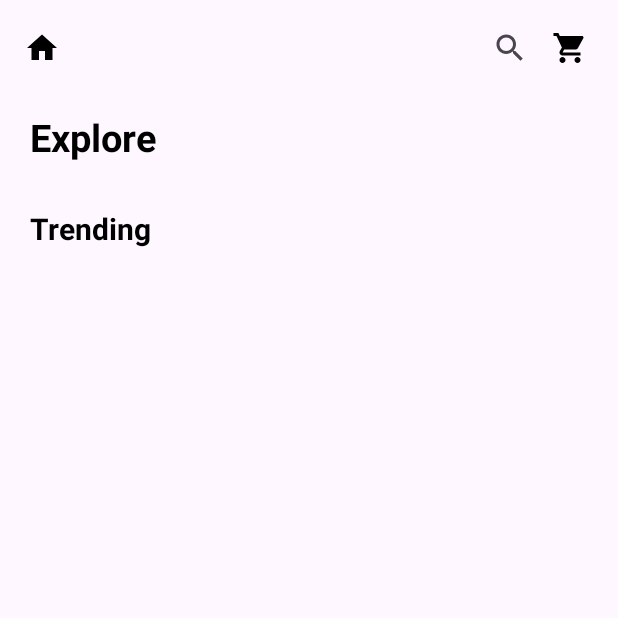
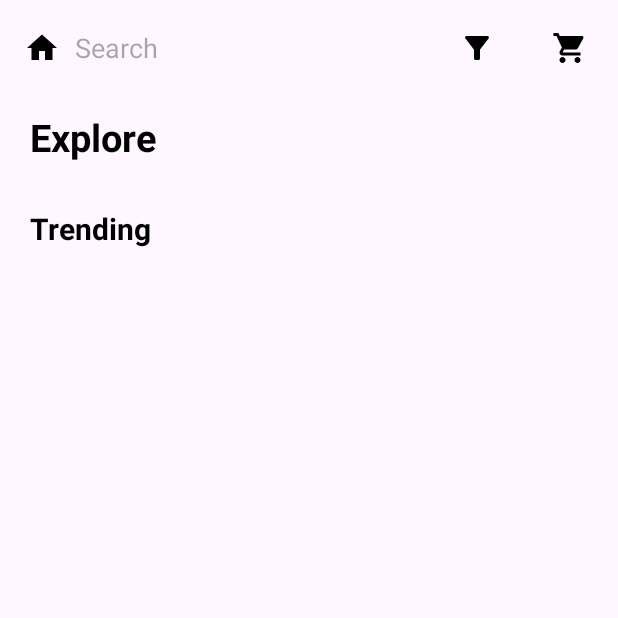
Before and after one commit to Henrily041103/prm_proj_su24, an Android app: the ShopActivity screen opened directly, with no data from a screen before it, on a phone screen of 412 x 824 dp, the top half of it. Run offline under Robolectric (Android 15) with nearby library versions, the phone set to English and light mode, and no system bars; our stand-ins replace Firebase (no records; nobody signed in at launch, a user with empty details on screens opened directly); pictures from the network do not load.

Commit message:
item filter feature

```diff
--- a/app/src/main/java/com/jingyuan/capstone/Adapter/RecyclerViewAdapter.java
+++ b/app/src/main/java/com/jingyuan/capstone/Adapter/RecyclerViewAdapter.java
@@ -52,6 +52,11 @@ public class RecyclerViewAdapter extends RecyclerView.Adapter<RecyclerViewAdapte
         return productItemsList.size();
     }
 
+    public void updateData(ArrayList<ProductItem> filteredItems) {
+        this.productItemsList = filteredItems;
+        notifyDataSetChanged();
+    }
+
     public static class MyViewHolder extends RecyclerView.ViewHolder {
         TextView name;
         TextView price;
--- a/app/src/main/java/com/jingyuan/capstone/Controller/ShopActivity.java
+++ b/app/src/main/java/com/jingyuan/capstone/Controller/ShopActivity.java
@@ -2,8 +2,12 @@ package com.jingyuan.capstone.Controller;
 
 import android.content.Intent;
 import android.os.Bundle;
+import android.text.Editable;
+import android.text.TextWatcher;
 import android.view.View;
+import android.widget.EditText;
 import android.widget.ImageButton;
+import android.widget.Toast;
 
 import androidx.appcompat.app.AppCompatActivity;
 import androidx.appcompat.widget.Toolbar;
@@ -14,18 +18,26 @@ import androidx.recyclerview.widget.RecyclerView;
 import com.google.firebase.firestore.FirebaseFirestore;
 import com.google.firebase.firestore.QueryDocumentSnapshot;
 import com.jingyuan.capstone.Adapter.CategoryAdapter;
+import com.jingyuan.capstone.Adapter.RecyclerViewAdapter;
 import com.jingyuan.capstone.DTO.Firebase.CategoryFDTO;
 import com.jingyuan.capstone.DTO.Firebase.ProductFDTO;
 import com.jingyuan.capstone.DTO.View.ProductItem;
 import com.jingyuan.capstone.R;
-import com.jingyuan.capstone.Adapter.RecyclerViewAdapter;
 
 import java.util.ArrayList;
+import java.util.Locale;
 
 public class ShopActivity extends AppCompatActivity {
 
     FirebaseFirestore db = FirebaseFirestore.getInstance();
     Toolbar toolbar;
+    RecyclerView productRecyclerView, categoryRecyclerView;
+    EditText searchView;
+    ImageButton filterButton;
+    ArrayList<ProductItem> productItemsList;
+    ArrayList<CategoryFDTO> categoryDTOList;
+    RecyclerViewAdapter productAdapter;
+    CategoryAdapter categoryAdapter;
 
     @Override
     protected void onCreate(Bundle savedInstanceState) {
@@ -35,20 +47,46 @@ public class ShopActivity extends AppCompatActivity {
         toolbar.setTitle("");
         setSupportActionBar(toolbar);
         ImageButton homeBtn = findViewById(R.id.home_btn);
-        homeBtn.setOnClickListener(new View.OnClickListener() {
-            @Override
-            public void onClick(View v) {
-                Intent intent = new Intent(ShopActivity.this, HomeActivity.class);
-                startActivity(intent);
-            }
+        homeBtn.setOnClickListener(v -> {
+            Intent intent = new Intent(ShopActivity.this, HomeActivity.class);
+            startActivity(intent);
         });
+        searchView = findViewById(R.id.search_view);
+        filterButton = findViewById(R.id.filter_btn);
+        productRecyclerView = findViewById(R.id.product_recycler_view);
+        categoryRecyclerView = findViewById(R.id.category_recycler_view);
+        productItemsList = new ArrayList<>();
+        categoryDTOList = new ArrayList<>();
     }
 
     @Override
     protected void onStart() {
         super.onStart();
-        //PRODUCT
-        ArrayList<ProductItem> productItemsList = new ArrayList<>();
+        setupProductList();
+        setupCategoryList();
+
+        searchView.addTextChangedListener(new TextWatcher() {
+            @Override
+            public void beforeTextChanged(CharSequence s, int start, int count, int after) {
+            }
+
+            @Override
+            public void onTextChanged(CharSequence s, int start, int before, int count) {
+                filterProducts(s.toString().toLowerCase(Locale.getDefault()));
+            }
+
+            @Override
+            public void afterTextChanged(Editable s) {
+            }
+        });
+
+        filterButton.setOnClickListener(v -> {
+            // Show filter options
+            Toast.makeText(this, "Filter button clicked", Toast.LENGTH_SHORT).show();
+        });
+    }
+
+    private void setupProductList() {
         db.collection("Product").get().addOnCompleteListener(task -> {
             if (task.isSuccessful()) {
                 for (QueryDocumentSnapshot docSnap : task.getResult()) {
@@ -56,28 +94,35 @@ public class ShopActivity extends AppCompatActivity {
                     ProductItem itemDTO = getProductItemDTO(docSnap, productFDTO);
                     productItemsList.add(itemDTO);
                 }
-                RecyclerView recyclerView = findViewById(R.id.product_recycler_view);
-                RecyclerViewAdapter adapter = new RecyclerViewAdapter(this, productItemsList);
-                recyclerView.setAdapter(adapter);
-                recyclerView.setLayoutManager(new GridLayoutManager(this, 2));
+                productAdapter = new RecyclerViewAdapter(this, productItemsList);
+                productRecyclerView.setAdapter(productAdapter);
+                productRecyclerView.setLayoutManager(new GridLayoutManager(this, 2));
             }
         });
+    }
 
-        //CATEGORY
-        ArrayList<CategoryFDTO> categoryDTOList = new ArrayList<>();
+    private void setupCategoryList() {
         db.collection("Category").get().addOnCompleteListener(task -> {
             if (task.isSuccessful()) {
                 for (QueryDocumentSnapshot docSnap : task.getResult()) {
                     CategoryFDTO categoryFDTO = docSnap.toObject(CategoryFDTO.class);
                     categoryDTOList.add(categoryFDTO);
                 }
-                RecyclerView categoryRecView = findViewById(R.id.category_recycler_view);
-                CategoryAdapter adapter = new CategoryAdapter(this, categoryDTOList);
-                categoryRecView.setAdapter(adapter);
-                categoryRecView.setLayoutManager(new LinearLayoutManager(this,LinearLayoutManager.HORIZONTAL,false));
+                categoryAdapter = new CategoryAdapter(this, categoryDTOList);
+                categoryRecyclerView.setAdapter(categoryAdapter);
+                categoryRecyclerView.setLayoutManager(new LinearLayoutManager(this, LinearLayoutManager.HORIZONTAL, false));
             }
         });
+    }
 
+    private void filterProducts(String query) {
+        ArrayList<ProductItem> filteredItems = new ArrayList<>();
+        for (ProductItem item : productItemsList) {
+            if (item.getName().toLowerCase(Locale.getDefault()).contains(query)) {
+                filteredItems.add(item);
+            }
+        }
+        productAdapter.updateData(filteredItems);
     }
 
     private static ProductItem getProductItemDTO(QueryDocumentSnapshot docSnap, ProductFDTO productFDTO) {
@@ -93,5 +138,4 @@ public class ShopActivity extends AppCompatActivity {
         itemDTO.setStatus(status);
         return itemDTO;
     }
-
 }
--- /dev/null
+++ b/app/src/main/res/drawable/baseline_filter_alt_24.xml
@@ -0,0 +1,5 @@
+<vector xmlns:android="http://schemas.android.com/apk/res/android" android:height="24dp" android:tint="#000000" android:viewportHeight="24" android:viewportWidth="24" android:width="24dp">
+
+    <path android:fillColor="@android:color/white" android:pathData="M4.25,5.61C6.27,8.2 10,13 10,13v6c0,0.55 0.45,1 1,1h2c0.55,0 1,-0.45 1,-1v-6c0,0 3.72,-4.8 5.74,-7.39C20.25,4.95 19.78,4 18.95,4H5.04C4.21,4 3.74,4.95 4.25,5.61z"/>
+
+</vector>
--- a/app/src/main/res/layout/activity_shop.xml
+++ b/app/src/main/res/layout/activity_shop.xml
@@ -4,8 +4,7 @@
     xmlns:tools="http://schemas.android.com/tools"
     android:id="@+id/main"
     android:layout_width="match_parent"
-    android:layout_height="match_parent"
-    tools:context=".Controller.ShopActivity">
+    android:layout_height="match_parent">
 
     <LinearLayout
         android:layout_width="match_parent"
@@ -22,22 +21,37 @@
                 android:id="@+id/home_btn"
                 android:layout_width="wrap_content"
                 android:layout_height="match_parent"
-                android:src="@drawable/home_icon"
-                android:background="@android:color/transparent"/>
+                android:background="@android:color/transparent"
+                android:src="@drawable/home_icon" />
 
             <ImageButton
                 android:id="@+id/cart"
                 android:layout_width="wrap_content"
                 android:layout_height="match_parent"
-                android:background="@android:color/transparent"
                 android:layout_gravity="end"
                 android:layout_marginHorizontal="20dp"
+                android:background="@android:color/transparent"
                 android:src="@drawable/cart" />
 
-            <androidx.appcompat.widget.SearchView
+            <EditText
+                android:id="@+id/search_view"
                 android:layout_width="match_parent"
                 android:layout_height="match_parent"
-                android:layoutDirection="rtl" />
+                android:background="@android:color/transparent"
+                android:hint="@string/search"
+                android:inputType="text"
+                android:paddingStart="10dp"
+                android:paddingEnd="50dp" />
+
+            <ImageButton
+                android:id="@+id/filter_btn"
+                android:layout_width="40dp"
+                android:layout_height="40dp"
+                android:layout_gravity="end"
+                android:layout_marginEnd="10dp"
+                android:background="@android:color/transparent"
+                android:src="@drawable/baseline_filter_alt_24" />
+
         </androidx.appcompat.widget.Toolbar>
 
         <LinearLayout
@@ -66,11 +80,11 @@
             <TextView
                 android:layout_width="match_parent"
                 android:layout_height="wrap_content"
+                android:layout_marginTop="20dp"
                 android:text="@string/trending"
                 android:textColor="@color/black"
                 android:textSize="20sp"
-                android:textStyle="bold"
-                android:layout_marginTop="20dp"/>
+                android:textStyle="bold" />
 
             <androidx.recyclerview.widget.RecyclerView
                 android:id="@+id/product_recycler_view"
```
Also changed, not shown: 1 other file.
